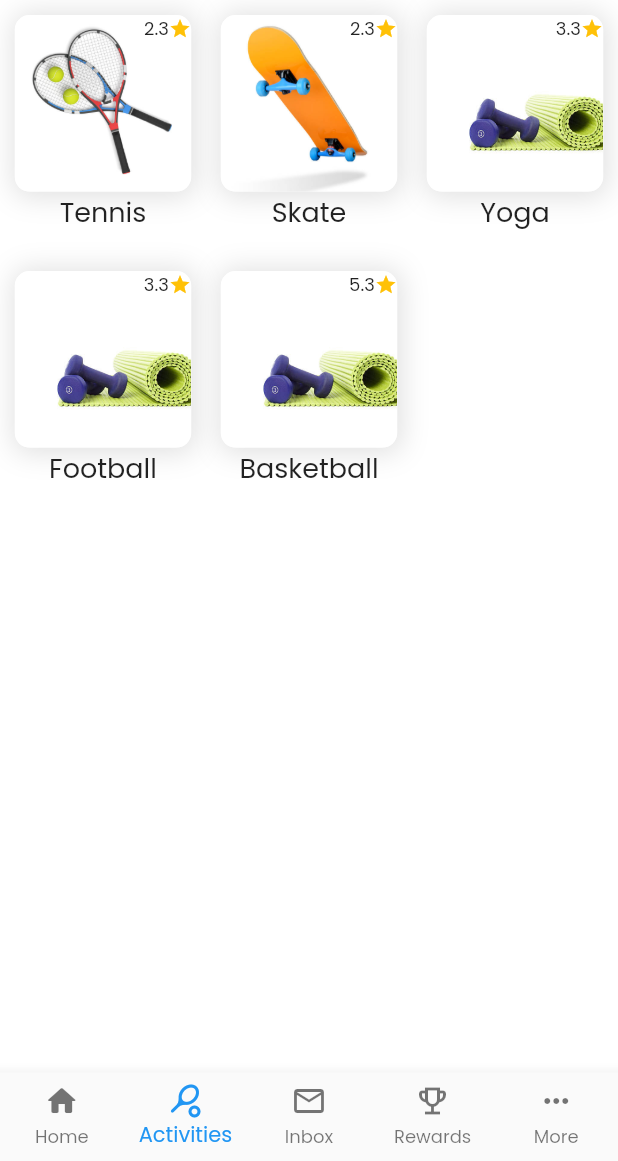
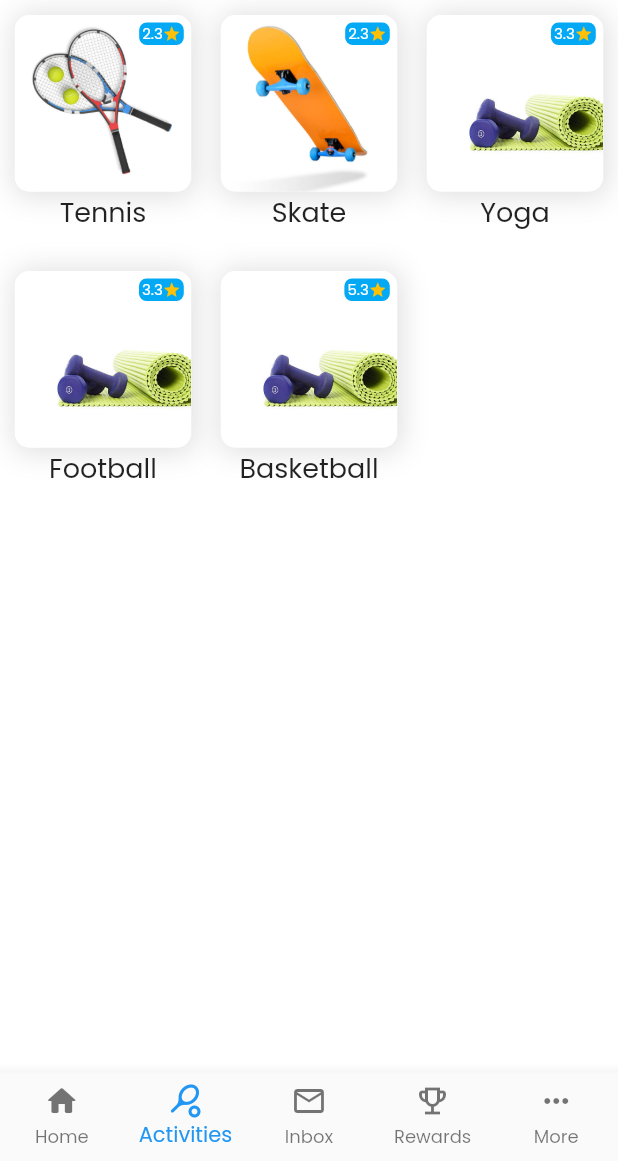
Before and after one commit to sgsm74/hackathon-phoenix, a Flutter app: the Activity screen opened by its route, after a tap on "See all >", on a phone screen of 412 x 824 dp, the part 75-1236 px from its top. Run offline on Flutter 3.47's test engine with Material 2 defaults, Android fonts, the light colour scheme and no system bars; our stand-ins replace introduction_screen, syncfusion_flutter_gauges.

Commit message:
fixed homepage issues

```diff
--- a/lib/main.dart
+++ b/lib/main.dart
@@ -1,4 +1,5 @@
 import 'package:flutter/material.dart';
+import 'package:synergy/presentation/screens/activity/activities.dart';
 import 'package:synergy/presentation/screens/activity/activity.dart';
 import 'package:synergy/presentation/screens/auth/login.dart';
 import 'package:synergy/presentation/screens/auth/signup.dart';
@@ -50,6 +51,7 @@ class MyApp extends StatelessWidget {
           '/inbox': (context) => Inbox(),
           '/rewards': (context) => Rewards(),
           '/more': (context) => More(),
+          '/activities': (context) => Activities(),
         },
       ),
     );
--- a/lib/presentation/screens/home/widgets/all-activities.dart
+++ b/lib/presentation/screens/home/widgets/all-activities.dart
@@ -67,21 +67,35 @@ class _AllActivitiesState extends State<AllActivities> {
                             ),
                           ),
                           Container(
+                            margin: EdgeInsets.symmetric(
+                              vertical: 5,
+                              horizontal: 5,
+                            ),
+                            padding: EdgeInsets.symmetric(horizontal: 2),
+                            decoration: BoxDecoration(
+                              color: Colors.lightBlue,
+                              borderRadius: BorderRadius.all(
+                                Radius.circular(5),
+                              ),
+                            ),
                             child: Wrap(
                               crossAxisAlignment: WrapCrossAlignment.center,
                               children: [
                                 Text(
                                   widget.list[index].rating.toString(),
-                                  style: TextStyle(fontSize: 12),
+                                  style: TextStyle(
+                                    fontSize: 10,
+                                    color: Colors.white,
+                                  ),
                                 ),
                                 Icon(
                                   Icons.star,
                                   color: Colors.amber,
-                                  size: 15,
+                                  size: 12,
                                 ),
                               ],
                             ),
-                          )
+                          ),
                         ],
                       ),
                     ),
--- a/lib/presentation/screens/home/widgets/homepage-activities.dart
+++ b/lib/presentation/screens/home/widgets/homepage-activities.dart
@@ -1,6 +1,5 @@
 import 'package:flutter/material.dart';
 import 'package:synergy/data/models/activity.dart';
-import 'package:synergy/presentation/screens/activity/activities.dart';
 import 'package:synergy/presentation/widgets/heading.dart';
 import 'package:synergy/utils/constants.dart';
 
@@ -16,10 +15,7 @@ class HomePageActivities extends StatelessWidget {
       crossAxisAlignment: CrossAxisAlignment.start,
       children: [
         headingTitle(title, () {
-          Navigator.push(
-            context,
-            MaterialPageRoute(builder: (context) => Activities()),
-          );
+          Navigator.of(context).pushNamed('/activities');
         }),
         Container(
           height: Constants.getWidth(context) / 3.5 + 50,
@@ -28,8 +24,14 @@ class HomePageActivities extends StatelessWidget {
             scrollDirection: Axis.horizontal,
             itemCount: list.length,
             itemBuilder: (BuildContext context, int index) {
+              EdgeInsets margin;
+              if (index == list.length - 1) {
+                margin = EdgeInsets.only(left: 13, top: 10, right: 13);
+              } else {
+                margin = EdgeInsets.only(left: 13, top: 10);
+              }
               return Container(
-                margin: EdgeInsets.only(left: 13, top: 10),
+                margin: margin,
                 child: Column(
                   children: [
                     GestureDetector(
--- a/lib/presentation/widgets/bottom-navbar.dart
+++ b/lib/presentation/widgets/bottom-navbar.dart
@@ -22,6 +22,9 @@ class _CustomBottomNavbarState extends State<CustomBottomNavbar> {
           switch (value) {
             case 0:
               Navigator.of(context).pushNamed('/home');
+              break;
+            case 1:
+              Navigator.of(context).pushNamed('/activities');
               break;
             case 2:
               Navigator.of(context).pushNamed('/inbox');
```
